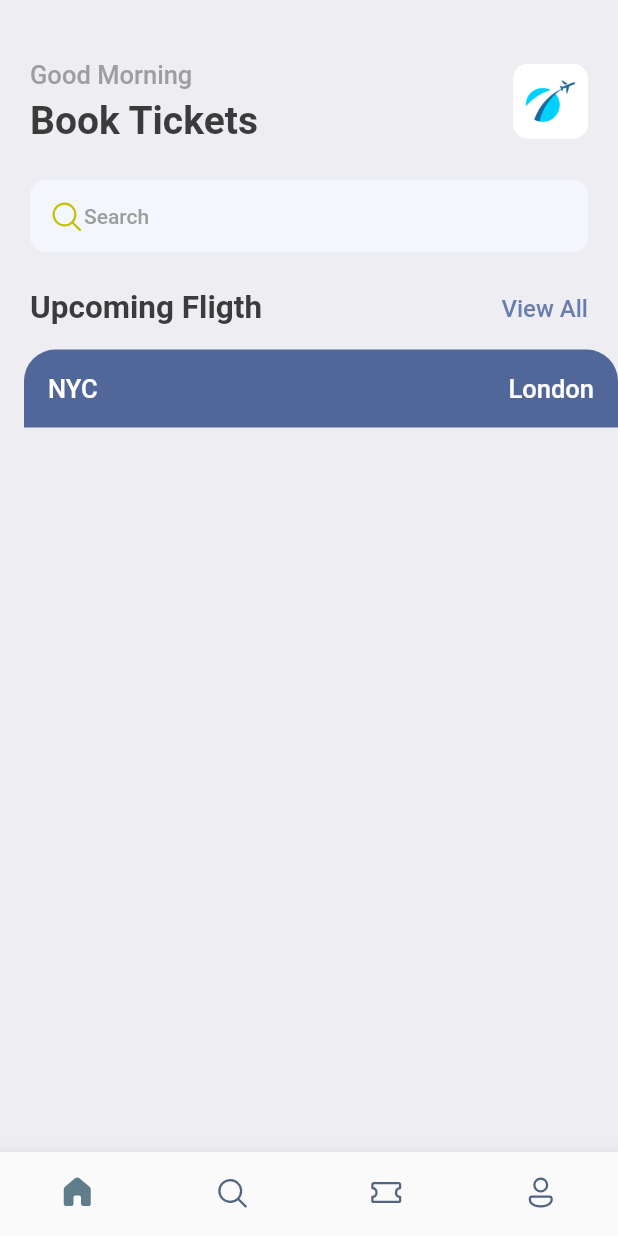
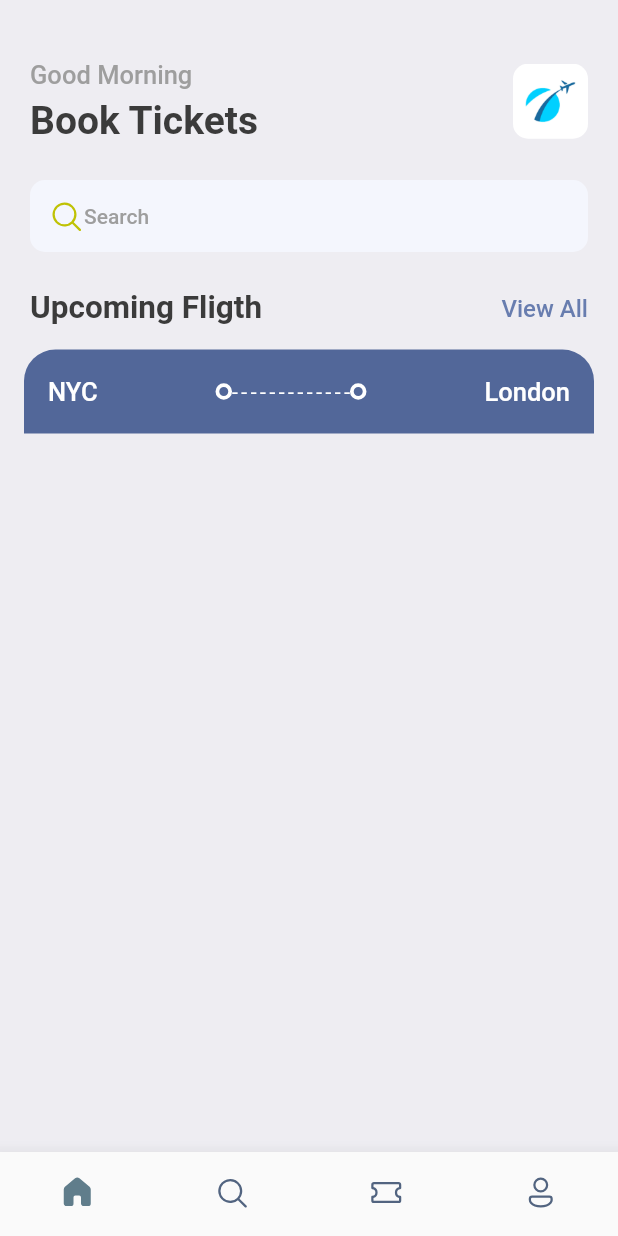
Before and after one commit to FilipeH14/booktickets, a Flutter app: the screen it shows after launch, on a phone screen of 412 x 824 dp. Run offline on Flutter 3.47's test engine with Material 2 defaults, Android fonts, the phone set to English and light mode, and no system bars; our stand-ins replace fluentui_icons, gap.

Commit message:
desenhando primeira parte da widget viagem

```diff
--- a/lib/screens/ticket_view.dart
+++ b/lib/screens/ticket_view.dart
@@ -1,5 +1,6 @@
 import 'package:booktickets/utils/app_layout.dart';
 import 'package:booktickets/utils/app_styles.dart';
+import 'package:booktickets/widgets/tick_container.dart';
 import 'package:flutter/material.dart';
 
 class TicketView extends StatelessWidget {
@@ -12,7 +13,7 @@ class TicketView extends StatelessWidget {
       width: size.width,
       height: 200,
       child: Container(
-        margin: const EdgeInsets.only(left: 16),
+        margin: const EdgeInsets.symmetric(horizontal: 16),
         child: Column(
           children: [
             Container(
@@ -33,7 +34,26 @@ class TicketView extends StatelessWidget {
                         style:
                             Styles.headLineStyle3.copyWith(color: Colors.white),
                       ),
-                      const Spacer(),
+                      Expanded(child: Container()),
+                      const TickContainer(),
+                      Expanded(
+                        child: SizedBox(
+                          height: 24,
+                          child: LayoutBuilder(
+                            builder: (BuildContext context, BoxConstraints constraints) => Flex(
+                              direction: Axis.horizontal,
+                              mainAxisAlignment: MainAxisAlignment.spaceBetween,
+                              children: List.generate(
+                                (constraints.constrainWidth()/6).floor(),
+                                (index) => const Text('-',
+                                    style: TextStyle(color: Colors.white)),
+                              ),
+                            ),
+                          ),
+                        ),
+                      ),
+                      const TickContainer(),
+                      Expanded(child: Container()),
                       Text(
                         'London',
                         style:
--- /dev/null
+++ b/lib/widgets/tick_container.dart
@@ -0,0 +1,16 @@
+import 'package:flutter/material.dart';
+
+class TickContainer extends StatelessWidget {
+  const TickContainer({ Key? key }) : super(key: key);
+
+  @override
+  Widget build(BuildContext context) {
+    return Container(
+      padding: const EdgeInsets.all(3),
+      decoration: BoxDecoration(
+        borderRadius: BorderRadius.circular(20),
+        border: Border.all(width: 2.5, color: Colors.white),
+      ),
+    );
+  }
+}
```
